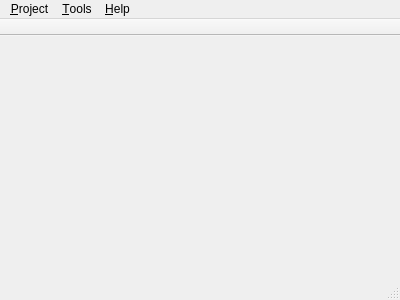
First picture: the form in src/gui/formmain.ui, repository BuildmLearn/BuildmLearn-Toolkit, before the edit.
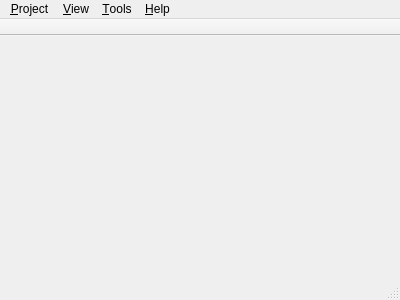
Second picture: the form after the edit.

Diff of the .ui file:
```diff
--- a/src/gui/formmain.ui
+++ b/src/gui/formmain.ui
@@ -50,7 +50,14 @@
     </property>
     <addaction name="m_actionSettings"/>
    </widget>
+   <widget class="QMenu" name="menu_View">
+    <property name="title">
+     <string>&amp;View</string>
+    </property>
+    <addaction name="m_actionViewSimulatorWindow"/>
+   </widget>
    <addaction name="m_menuProject"/>
+   <addaction name="menu_View"/>
    <addaction name="m_menuTools"/>
    <addaction name="m_menuHelp"/>
   </widget>
```
Left out of the diff: 11 changed lines with no effect on the pictures.
